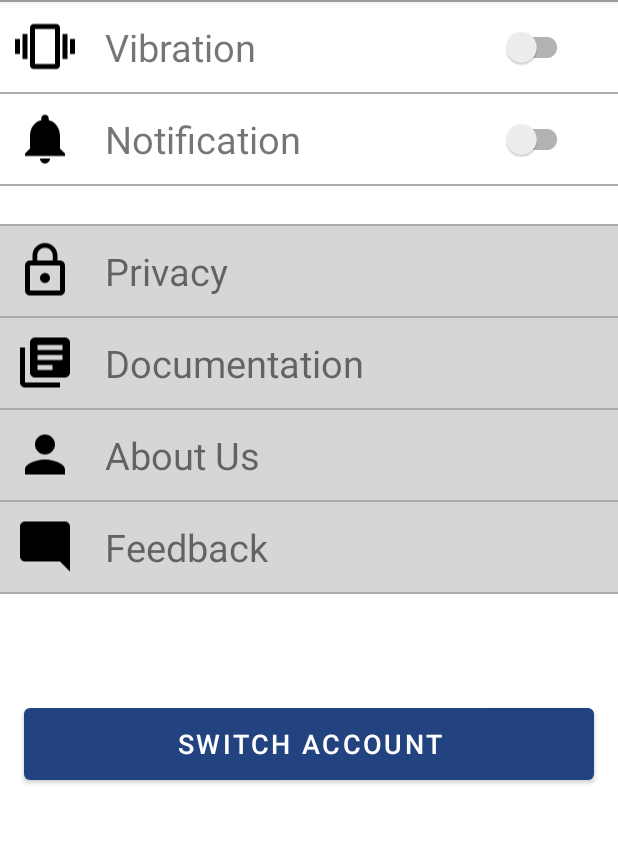
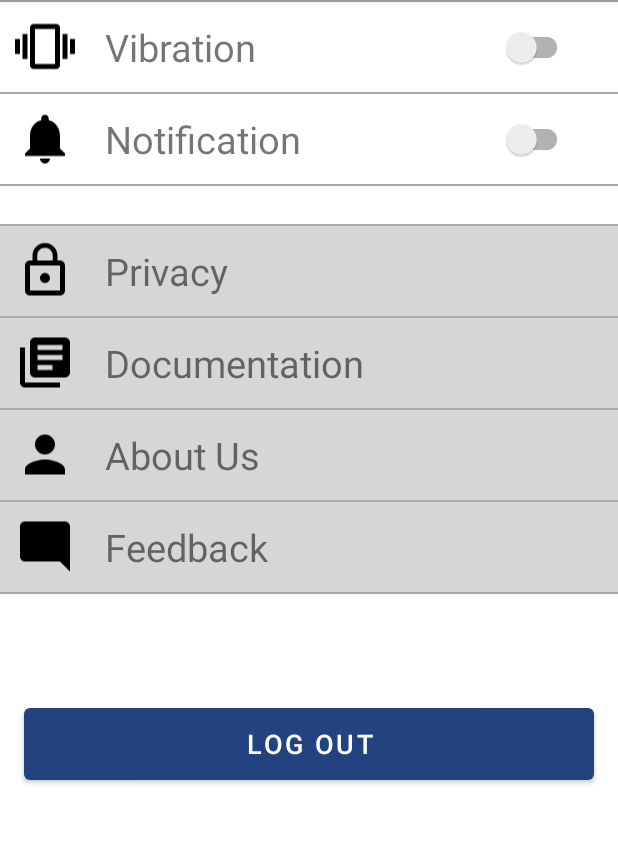
Before and after one commit to Punarvavyas/Coding-City, an Android app: the SettingActivity screen opened directly, with no data from a screen before it, on a phone screen of 412 x 824 dp, the part 84-928 px from its top. Run offline under Robolectric (Android 15) with nearby library versions, the phone set to English and light mode, and no system bars; our stand-ins replace Firebase (no records; nobody signed in at launch, a user with empty details on screens opened directly).

Commit message:
final commit

```diff
--- a/app/src/main/java/com/bignerdranch/android/codingcity/quizinfo/QuizActivity.java
+++ b/app/src/main/java/com/bignerdranch/android/codingcity/quizinfo/QuizActivity.java
@@ -62,6 +62,8 @@ public class QuizActivity extends AppCompatActivity {
                     builder.setMessage("Your Score is: " + score).setTitle("Quiz result").setPositiveButton("OK", new DialogInterface.OnClickListener() {
                         @Override
                         public void onClick(DialogInterface dialogInterface, int i) {
+                            MediaPlayer mp = MediaPlayer.create(getApplicationContext(),R.raw.song);
+                            mp.start();
                             FirebaseDatabase database = FirebaseDatabase.getInstance();
                             DatabaseReference mRef = database.getReference().child("users");//insert score into database
                             mRef.child(FirebaseAuth.getInstance().getCurrentUser().getUid()).child("quizzes").child(getIntent().getStringExtra("courseId"))
--- a/app/src/main/java/com/bignerdranch/android/codingcity/setting/SettingActivity.java
+++ b/app/src/main/java/com/bignerdranch/android/codingcity/setting/SettingActivity.java
@@ -73,7 +73,6 @@ public class SettingActivity extends AppCompatActivity {
             public void onClick(View view) {
                 Intent help = new Intent(getApplicationContext(), Help.class);
                 startActivity(help);
-                Toast.makeText(getApplicationContext(), "documentation", Toast.LENGTH_SHORT).show();
             }
         });
 
--- a/app/src/main/res/layout/activity_setting.xml
+++ b/app/src/main/res/layout/activity_setting.xml
@@ -228,7 +228,7 @@
         android:layout_height="60dp"
         android:layout_gravity="center"
         android:layout_marginTop="20dp"
-        android:text="Switch Account"
+        android:text="Log out"
         android:textSize="18dp" />
 
 
```
